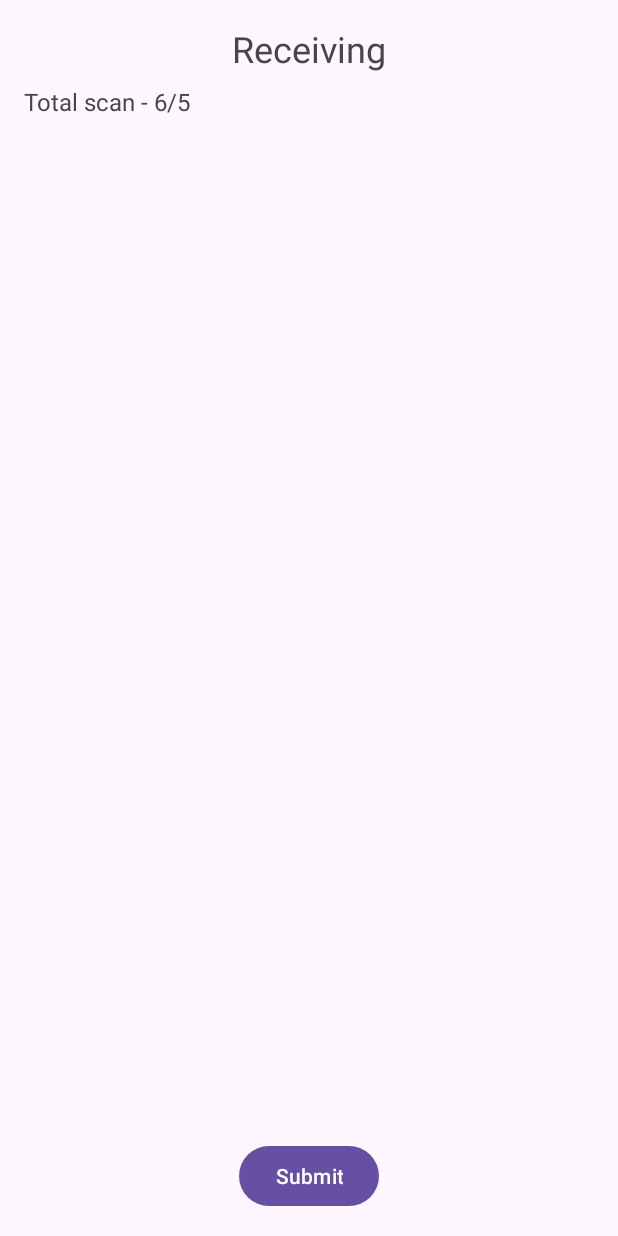
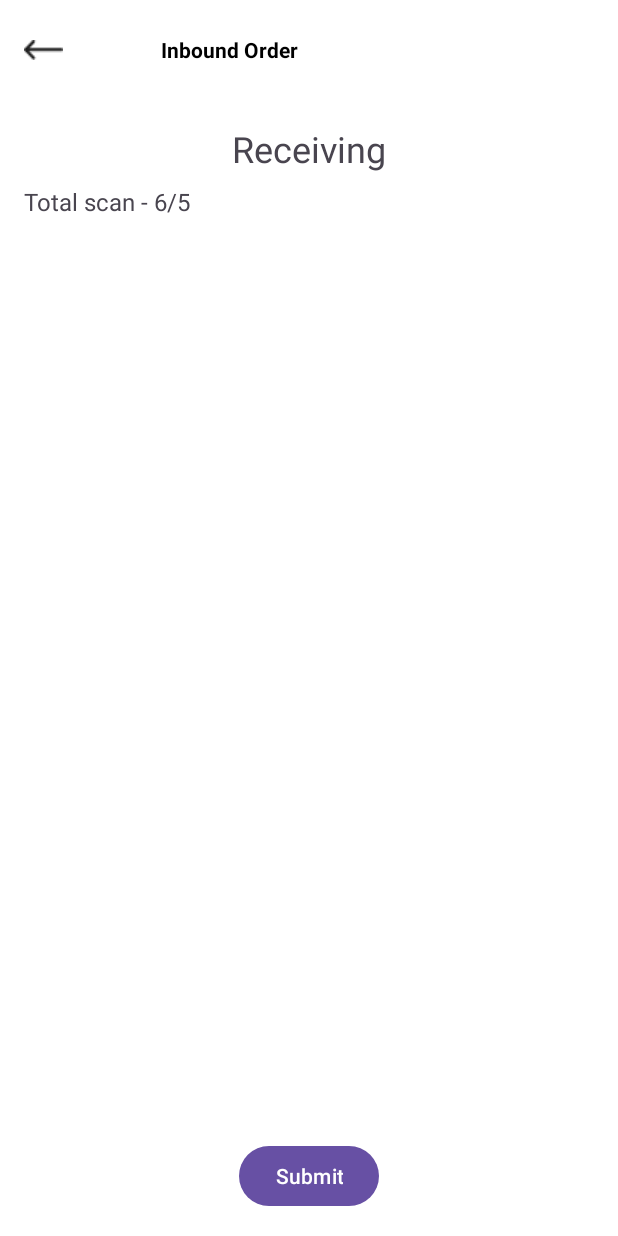
Before and after one commit to Amankhan0/RFID-Hindalco, an Android app: the MainActivity screen opened directly, with no data from a screen before it, on a phone screen of 412 x 824 dp. Run offline under Robolectric (Android 15) with nearby library versions, the phone set to English and light mode, and no system bars; libraries missing offline, so code that uses them is left out: com.zebra.rfid, org.apache.log4j; 2 statements that could not run were skipped.

Commit message:
screen new funtionality

```diff
--- a/app/src/main/java/com/example/hellorfid/HandheldTerminalActivity.java
+++ b/app/src/main/java/com/example/hellorfid/HandheldTerminalActivity.java
@@ -30,19 +30,6 @@ public class HandheldTerminalActivity extends AppCompatActivity {
             public void onClick(View v) {
                 // Handle Receiving button click
                 startActivity(new Intent(HandheldTerminalActivity.this, InboundScreenActivity.class));
-            }
-        });
-
-        ImageView AllScreenBackBtn = findViewById(R.id.all_screen_back_btn);
-        AllScreenBackBtn.setOnClickListener(new View.OnClickListener() {
-            @Override
-            public void onClick(View v) {
-                Intent intent = new Intent(HandheldTerminalActivity.this, LoginActivity.class);
-                // Clear the back stack and start the new activity
-                intent.addFlags(Intent.FLAG_ACTIVITY_CLEAR_TOP | Intent.FLAG_ACTIVITY_NEW_TASK);
-                startActivity(intent);
-                // Finish the current activity so it's removed from the back stack
-                finish();
             }
         });
 
--- a/app/src/main/java/com/example/hellorfid/MainActivity.java
+++ b/app/src/main/java/com/example/hellorfid/MainActivity.java
@@ -1,5 +1,6 @@
 package com.example.hellorfid;
 
+import android.content.Intent;
 import android.os.AsyncTask;
 import android.os.Bundle;
 import android.util.Log;
@@ -7,6 +8,7 @@ import android.view.Menu;
 import android.view.MenuItem;
 import android.view.View;
 import android.widget.Button;
+import android.widget.ImageView;
 import android.widget.TextView;
 import android.widget.Toast;
 
@@ -61,6 +63,19 @@ public class MainActivity extends AppCompatActivity {
     protected void onCreate(Bundle savedInstanceState) {
         super.onCreate(savedInstanceState);
         setContentView(R.layout.activity_main);
+
+        ImageView AllScreenBackBtn = findViewById(R.id.all_screen_back_btn);
+        AllScreenBackBtn.setOnClickListener(new View.OnClickListener() {
+            @Override
+            public void onClick(View v) {
+                Intent intent = new Intent(MainActivity.this, ScanReplace.class);
+                // Clear the back stack and start the new activity
+                intent.addFlags(Intent.FLAG_ACTIVITY_CLEAR_TOP | Intent.FLAG_ACTIVITY_NEW_TASK);
+                startActivity(intent);
+                // Finish the current activity so it's removed from the back stack
+                finish();
+            }
+        });
 
         tagTextView = findViewById(R.id.totalScan1);
         resetButton = findViewById(R.id.submitButton1);
--- a/app/src/main/res/layout/activity_inbound_screen.xml
+++ b/app/src/main/res/layout/activity_inbound_screen.xml
@@ -12,7 +12,7 @@
         android:id="@+id/toolbar"
         android:layout_width="0dp"
         android:layout_height="30pt"
-        android:layout_marginTop="35px"
+        android:layout_marginTop="30px"
         android:background="@color/white"
         android:elevation="4dp"
         android:theme="@style/ThemeOverlay.AppCompat.Dark.ActionBar"
--- a/app/src/main/res/layout/activity_inprogress_fragment.xml
+++ b/app/src/main/res/layout/activity_inprogress_fragment.xml
@@ -24,7 +24,6 @@
             android:layout_height="wrap_content"
             android:layout_weight="1"
             android:text="Order no"
-            android:textAlignment="center"
             android:textStyle="bold"
             android:textSize="6pt" />
 
--- a/app/src/main/res/layout/activity_main.xml
+++ b/app/src/main/res/layout/activity_main.xml
@@ -1,51 +1,89 @@
-<RelativeLayout xmlns:android="http://schemas.android.com/apk/res/android"
+<androidx.constraintlayout.widget.ConstraintLayout xmlns:android="http://schemas.android.com/apk/res/android"
     xmlns:tools="http://schemas.android.com/tools"
+    xmlns:app="http://schemas.android.com/apk/res-auto"
     android:layout_width="match_parent"
     android:layout_height="match_parent"
+    android:background="@color/white"
     tools:context=".MainActivity">
+
+    <androidx.appcompat.widget.Toolbar
+        android:id="@+id/toolbar"
+        android:layout_width="0dp"
+        android:layout_height="30pt"
+        android:background="@color/white"
+        android:elevation="4dp"
+        android:theme="@style/ThemeOverlay.AppCompat.Dark.ActionBar"
+        app:layout_constraintTop_toTopOf="parent"
+        app:layout_constraintStart_toStartOf="parent"
+        app:layout_constraintEnd_toEndOf="parent">
+
+        <ImageView
+            android:id="@+id/all_screen_back_btn"
+            android:layout_width="wrap_content"
+            android:layout_height="wrap_content"
+            android:background="@drawable/backicon" />
+
+        <TextView
+            android:layout_width="100pt"
+            android:textColor="@color/black"
+            android:layout_height="wrap_content"
+            android:text="Inbound Order"
+            android:gravity="center"
+            android:textStyle="bold"
+            android:textAlignment="center" />
+
+    </androidx.appcompat.widget.Toolbar>
 
     <ImageView
         android:id="@+id/backButton1"
         android:layout_width="wrap_content"
         android:layout_height="wrap_content"
         android:layout_marginStart="16dp"
-        android:layout_marginTop="16dp"
-        />
+        app:layout_constraintTop_toBottomOf="@id/toolbar"
+        app:layout_constraintStart_toStartOf="parent" />
 
     <TextView
         android:id="@+id/title"
         android:layout_width="wrap_content"
         android:layout_height="wrap_content"
-        android:layout_centerHorizontal="true"
         android:layout_marginTop="16dp"
         android:text="Receiving"
-        android:textSize="24sp" />
+        android:textSize="24sp"
+        app:layout_constraintTop_toBottomOf="@id/backButton1"
+        app:layout_constraintStart_toStartOf="parent"
+        app:layout_constraintEnd_toEndOf="parent"
+        app:layout_constraintHorizontal_bias="0.5" />
 
     <TextView
         android:id="@+id/totalScan1"
         android:layout_width="wrap_content"
         android:layout_height="wrap_content"
-        android:layout_below="@id/title"
         android:layout_marginTop="8dp"
         android:layout_marginStart="16dp"
         android:text="Total scan - 6/5"
-        android:textSize="16sp" />
+        android:textSize="16sp"
+        app:layout_constraintTop_toBottomOf="@id/title"
+        app:layout_constraintStart_toStartOf="parent" />
 
     <androidx.recyclerview.widget.RecyclerView
         android:id="@+id/recyclerView"
-        android:layout_width="match_parent"
+        android:layout_width="0dp"
         android:layout_height="0dp"
-        android:layout_below="@id/totalScan1"
-        android:layout_above="@id/submitButton1"
         android:layout_marginTop="16dp"
-        android:padding="8dp" />
+        android:padding="8dp"
+        app:layout_constraintTop_toBottomOf="@id/totalScan1"
+        app:layout_constraintBottom_toTopOf="@id/submitButton1"
+        app:layout_constraintStart_toStartOf="parent"
+        app:layout_constraintEnd_toEndOf="parent" />
 
     <Button
         android:id="@+id/submitButton1"
         android:layout_width="wrap_content"
         android:layout_height="wrap_content"
-        android:layout_centerHorizontal="true"
-        android:layout_alignParentBottom="true"
         android:layout_marginBottom="16dp"
-        android:text="Submit" />
-</RelativeLayout>
+        android:text="Submit"
+        app:layout_constraintBottom_toBottomOf="parent"
+        app:layout_constraintStart_toStartOf="parent"
+        app:layout_constraintEnd_toEndOf="parent" />
+
+</androidx.constraintlayout.widget.ConstraintLayout>
--- a/app/src/main/res/layout/activity_profile.xml
+++ b/app/src/main/res/layout/activity_profile.xml
@@ -31,7 +31,7 @@
             android:layout_width="100pt"
             android:textColor="@color/black"
             android:layout_height="wrap_content"
-            android:text="Inbound Order"
+            android:text="My Profile"
             android:gravity="center"
             android:textStyle="bold"
             android:textAlignment="center"
--- a/app/src/main/res/layout/handheldterminal.xml
+++ b/app/src/main/res/layout/handheldterminal.xml
@@ -17,11 +17,14 @@
         app:layout_constraintStart_toStartOf="parent"
         app:layout_constraintEnd_toEndOf="parent">
 
-        <ImageView
-            android:layout_width="wrap_content"
-            android:layout_height="wrap_content"
-            android:id="@+id/all_screen_back_btn"
-            android:background="@drawable/backicon" />
+        <TextView
+        android:layout_width="15pt"
+        android:textColor="@color/black"
+        android:layout_height="wrap_content"
+        android:text=""
+        android:gravity="center"
+        android:textStyle="bold"
+        android:textAlignment="center" />
 
         <TextView
             android:layout_width="100pt"
```
